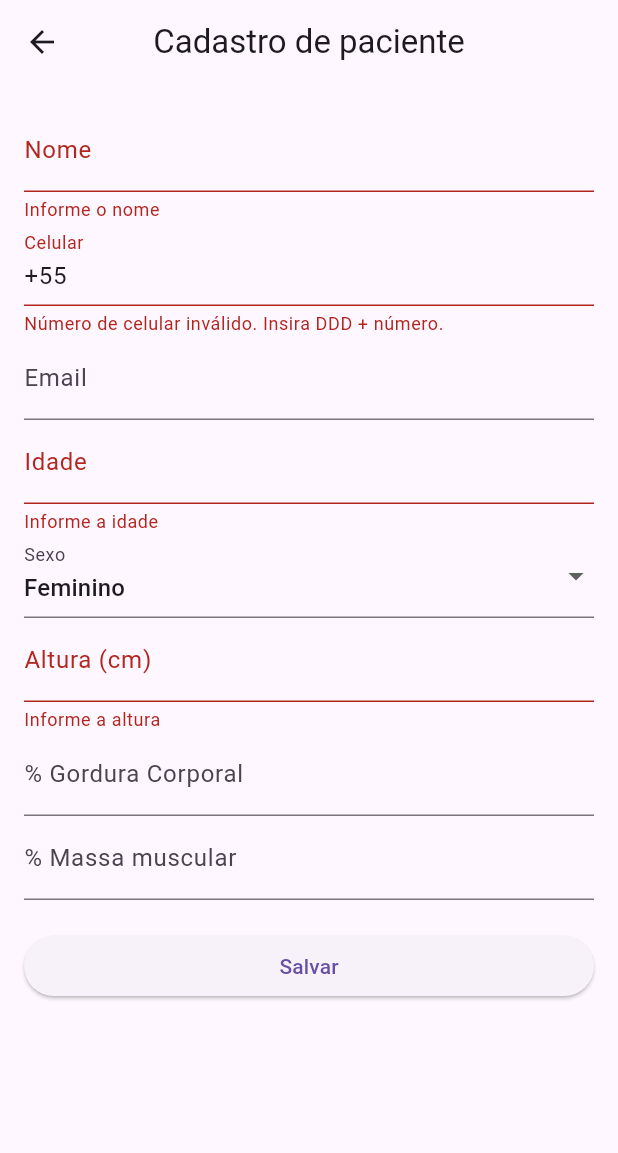
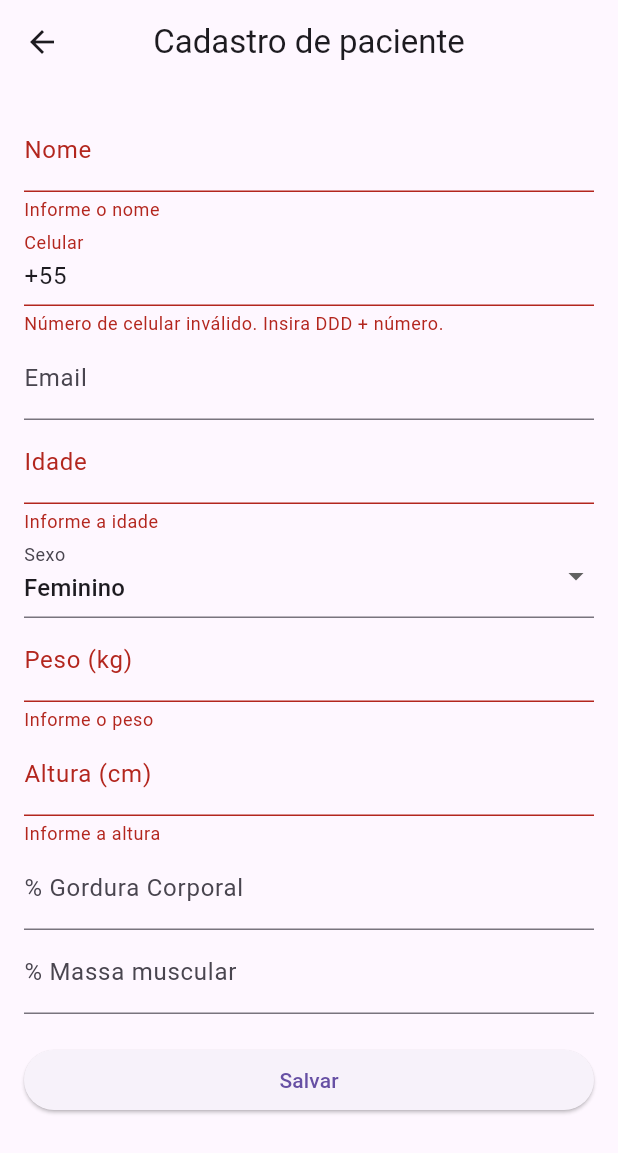
Before and after one commit to JeuVictor/Nutri, a Flutter app: the CadastroPaciente screen opened by its route, after a tap on "Salvar", on a phone screen of 412 x 824 dp. Shown: the top 1153 px of the screen. Run offline on Flutter 3.47's test engine with Material 3 defaults, Android fonts, the phone set to English and light mode, and no system bars; our stand-ins replace flutter_multi_formatter, sqflite; accounts and stored records are empty.

```diff
--- /dev/null
+++ b/lib/database/db.dart
@@ -0,0 +1,46 @@
+import 'package:sqflite/sqflite.dart';
+import 'package:sqflite/sqlite_api.dart';
+import 'package:path/path.dart';
+
+class DB {
+  DB._();
+
+  static final DB instance = DB._();
+
+  static Database? _database;
+
+  Future<Database> get database async {
+    if (_database != null) return _database!;
+
+    return await _initDatabase();
+  }
+
+  Future<Database> _initDatabase() async {
+    return await openDatabase(
+      join(await getDatabasesPath(), 'nutri_duda.db'),
+      version: 1,
+      onCreate: _onCreate,
+    );
+  }
+
+  Future<void> _onCreate(Database db, int version) async {
+    print('Criando Banco de dados');
+    await db.execute(_paciente);
+    print("Tabela Paciente criada com sucesso.");
+  }
+
+  String get _paciente => '''
+    CREATE TABLE paciente(
+      id INTEGER PRIMARY KEY AUTOINCREMENT,
+      nome TEXT,
+      celular TEXT,
+      email TEXT,
+      idade INTEGER,
+      sexo TEXT,
+      altura INTEGER,
+      peso REAL,
+      gordura REAL,
+      musculo REAL
+    );
+  ''';
+}
--- /dev/null
+++ b/lib/models/pacientesModels.dart
@@ -0,0 +1,60 @@
+class Pacientesmodels {
+  int? id;
+  String nome;
+  String celular;
+  String email;
+  String sexo;
+  int idade;
+  int altura;
+  double peso;
+  double gordura;
+  double musculo;
+
+  Pacientesmodels({
+    this.id,
+    required this.nome,
+    required this.celular,
+    required this.email,
+    required this.idade,
+    required this.sexo,
+    required this.altura,
+    required this.peso,
+    required this.gordura,
+    required this.musculo,
+  });
+
+  Map<String, dynamic> toMap() {
+    return {
+      'id': id,
+      'nome': nome,
+      'celular': celular,
+      'email': email,
+      'idade': idade,
+      'sexo': sexo,
+      'altura': altura,
+      'peso': peso,
+      'gordura': gordura,
+      'musculo': musculo,
+    };
+  }
+
+  static Pacientesmodels fromMap(Map<String, dynamic> map) {
+    return Pacientesmodels(
+      id: map['id'],
+      nome: map['nome'],
+      celular: map['celular'],
+      email: map['email'],
+      idade: map['idade'],
+      sexo: map['sexo'],
+      altura: map['altura'],
+      peso: map['peso'],
+      gordura: map['gordura'],
+      musculo: map['musculo'],
+    );
+  }
+
+  @override
+  String toString() {
+    return 'Pacientesmodels(id: $id, nome: $nome, celular: $celular, email: $email, idade: $idade, sexo: $sexo, altura: $altura, peso: $peso, gordura: $gordura, musculo: $musculo)';
+  }
+}
--- a/lib/pages/cadastro_paciente.dart
+++ b/lib/pages/cadastro_paciente.dart
@@ -1,6 +1,8 @@
 import 'package:flutter/material.dart';
 import './../controllers/cadastroPacientesController.dart';
 import 'package:flutter_multi_formatter/flutter_multi_formatter.dart';
+import '../models/pacientesModels.dart';
+import '../repository/pacientes_repository.dart';
 
 class CadastroPaciente extends StatefulWidget {
   const CadastroPaciente({super.key});
@@ -133,6 +135,23 @@ class _CadastroPacienteState extends State<CadastroPaciente> {
                 },
               ),
               TextFormField(
+                controller: pesoController,
+                decoration: const InputDecoration(labelText: 'Peso (kg)'),
+                keyboardType: TextInputType.number,
+                onChanged: (_) => _atualizarGordura(),
+                validator: (value) {
+                  if (value == null || value.isEmpty) {
+                    return 'Informe o peso';
+                  }
+                  final peso = double.tryParse(value);
+                  if (peso == null || peso <= 0) {
+                    return 'Peso inválida';
+                  }
+                  return null;
+                },
+              ),
+
+              TextFormField(
                 controller: alturaController,
                 decoration: const InputDecoration(labelText: 'Altura (cm)'),
                 keyboardType: TextInputType.number,
@@ -163,7 +182,7 @@ class _CadastroPacienteState extends State<CadastroPaciente> {
               ),
               const SizedBox(height: 20),
               ElevatedButton(
-                onPressed: () {
+                onPressed: () async {
                   final emailVazio = emailController.text.trim().isEmpty;
                   final celularVazio = celularController.text.trim().isEmpty;
 
@@ -178,9 +197,27 @@ class _CadastroPacienteState extends State<CadastroPaciente> {
                     return;
                   }
                   if (_formKey.currentState!.validate()) {
+                    print('nomeController.text testando');
+
+                    final novoPaciente = Pacientesmodels(
+                      nome: nomeController.text,
+                      celular: celularController.text,
+                      email: emailController.text,
+                      idade: int.parse(idadeController.text),
+                      sexo: sexoController,
+                      altura: int.parse(alturaController.text),
+                      peso: double.parse(pesoController.text),
+                      gordura: double.tryParse(gorduraController.text) ?? 0.0,
+                      musculo: double.tryParse(musculoController.text) ?? 0.0,
+                    );
+
+                    await PacientesRepository().inserirPacientes(novoPaciente);
+
                     ScaffoldMessenger.of(context).showSnackBar(
                       const SnackBar(content: Text('Paciente cadastrado!')),
                     );
+                  } else {
+                    print('_formKey.currentState!.validate() invalido');
                   }
                 },
                 child: const Text('Salvar'),
--- a/pubspec.yaml
+++ b/pubspec.yaml
@@ -35,6 +35,7 @@ dependencies:
   # Use with the CupertinoIcons class for iOS style icons.
   cupertino_icons: ^1.0.8
   flutter_multi_formatter: ^2.13.7
+  sqflite: ^2.4.2
 
 dev_dependencies:
   flutter_test:
```
Also changed, not shown: lib/pages/pacientes.dart (+47 -2 lines), lib/repository/pacientes_repository.dart (added, +37 -0 lines), pubspec.lock, 1 other file.
